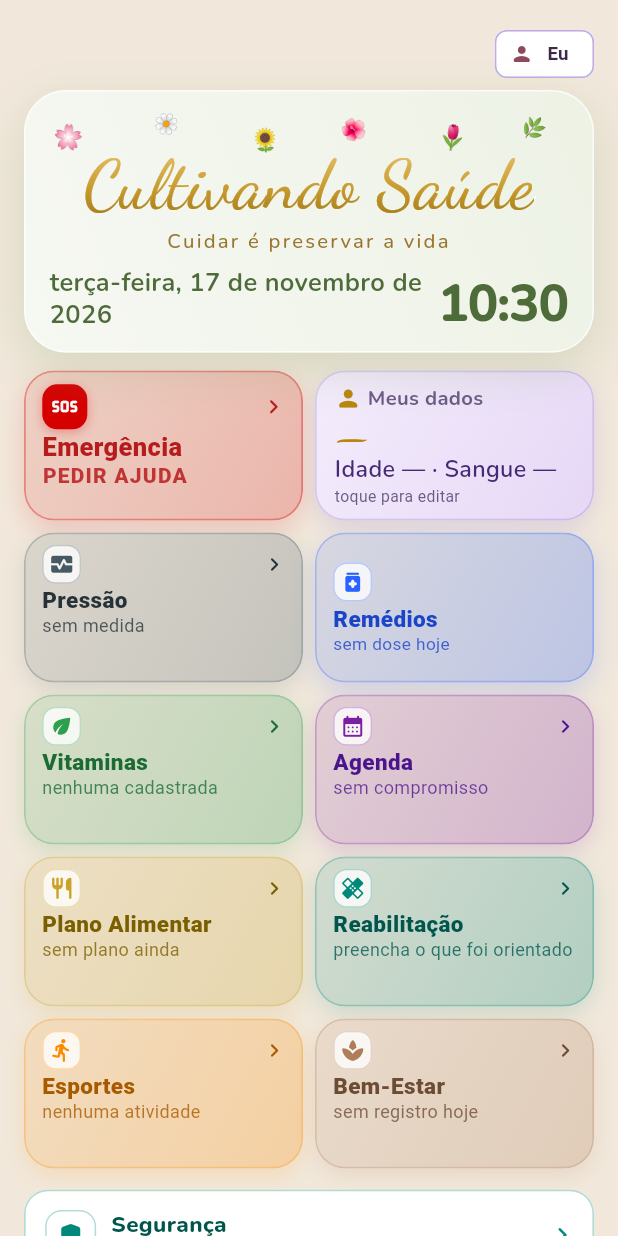
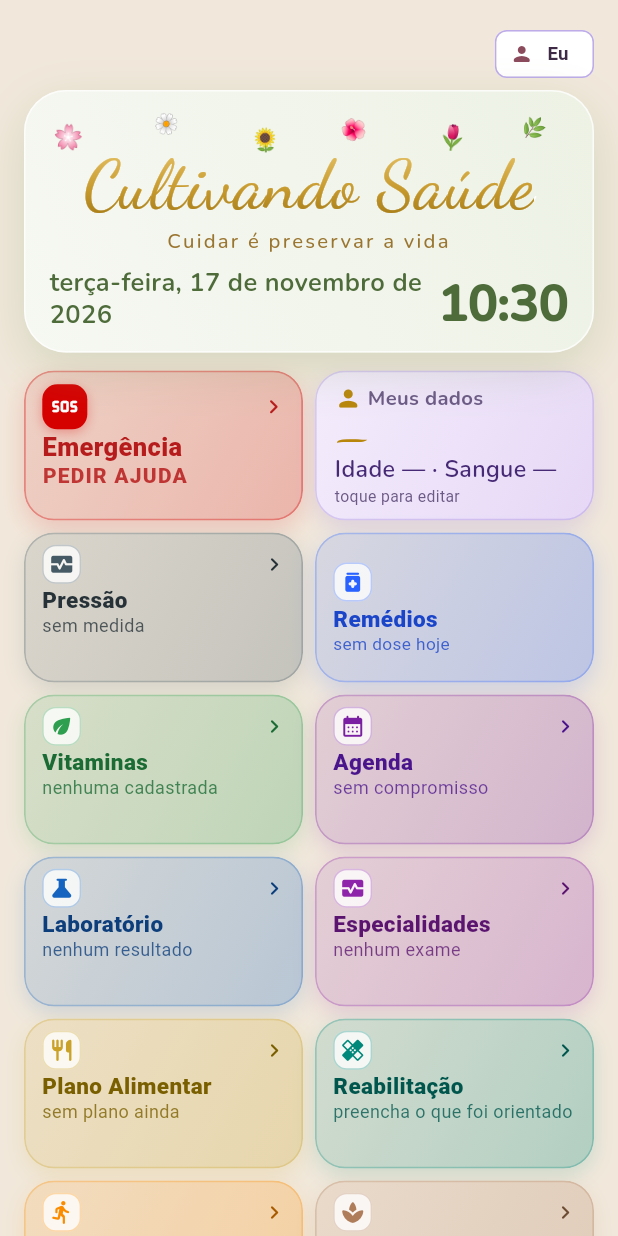
Before and after one commit to ZZ-29/cultivando-saude, a Flutter app: the screen it shows after launch, on a phone screen of 412 x 824 dp. Run offline on Flutter 3.47's test engine with Material 3 defaults, Android fonts, the phone set to English and light mode, and no system bars; our stand-ins replace flutter_local_notifications, flutter_timezone, sqflite, timezone; accounts and stored records are empty.

Commit message:
feat: agenda com avisos 1h/30min, laboratorio e especialidades em cards proprios (v2.1.0)

```diff
--- a/lib/core/theme/card_config.dart
+++ b/lib/core/theme/card_config.dart
@@ -131,6 +131,29 @@ const List<CardConfig> cardsDoDashboard = <CardConfig>[
     rotuloBotao: 'Ver agenda',
   ),
 
+  // 6b — Resultados de laboratório · azul-petróleo (exame clínico)
+  // A Agenda ficou só para horários; os resultados ganharam card próprio.
+  CardConfig(
+    id: 'exames_lab',
+    titulo: 'Laboratório',
+    texto: 'Resultados de exames',
+    icone: Icons.science_rounded,
+    cor: Color(0xFF1565C0),
+    corBotao: Color(0xFF0D3E7C),
+    rotuloBotao: 'Ver resultados',
+  ),
+
+  // 6c — Exames de especialidades · roxo-vinho (imagem e laudo)
+  CardConfig(
+    id: 'exames_especialidade',
+    titulo: 'Especialidades',
+    texto: 'Raio-X, ultrassom e laudos',
+    icone: Icons.monitor_heart_rounded,
+    cor: Color(0xFF8E24AA),
+    corBotao: Color(0xFF5A1470),
+    rotuloBotao: 'Ver exames',
+  ),
+
   // 7 — Plano Alimentar · verde-lima (nutrição, frescor) — 5,5:1 no botão
   CardConfig(
     id: 'alimentacao',
--- a/lib/features/dashboard/presentation/dashboard_page.dart
+++ b/lib/features/dashboard/presentation/dashboard_page.dart
@@ -12,6 +12,9 @@ import '../../../core/widgets/toque_escala.dart';
 import '../../agenda/data/agenda_repositorio.dart';
 import '../../agenda/domain/compromisso.dart';
 import '../../agenda/presentation/agenda_page.dart';
+import '../../exams/data/exames_repositorio.dart';
+import '../../exams/domain/exame.dart';
+import '../../exams/presentation/exames_page.dart';
 import '../../medications/presentation/remedios_page.dart';
 import '../../nutrition/data/plano_repositorio.dart';
 import '../../nutrition/domain/refeicao.dart';
@@ -64,6 +67,8 @@ class _DashboardPageState extends State<DashboardPage> {
   int _refeicoes = 0;
   int _exercicios = 0;
   int _exerciciosFeitos = 0;
+  int _examesLab = 0;
+  int _examesEsp = 0;
   List<Atividade> _itensAtividades = <Atividade>[];
   RegistroBemEstar? _bemEstarHoje;
 
@@ -84,7 +89,23 @@ class _DashboardPageState extends State<DashboardPage> {
       _carregarBemEstar(),
       _carregarPlano(),
       _carregarReabilitacao(),
+      _carregarExames(),
     ]);
+  }
+
+  Future<void> _carregarExames() async {
+    try {
+      final List<Exame> lista = await examesRepo.listar();
+      if (!mounted) return;
+      setState(() {
+        _examesLab = lista
+            .where((Exame e) => e.categoria == CategoriaExame.laboratorial)
+            .length;
+        _examesEsp = lista
+            .where((Exame e) => e.categoria == CategoriaExame.especialidade)
+            .length;
+      });
+    } catch (_) {/* sem banco */}
   }
 
   Future<void> _carregarReabilitacao() async {
@@ -415,9 +436,35 @@ class _DashboardPageState extends State<DashboardPage> {
   Future<void> _abrirSeguranca() =>
       _abrir(const SegurancaPage(), _carregarTudo);
 
+  /// Abre a tela de exames da categoria e, ao voltar, atualiza a contagem.
+  Future<void> _abrirExames(CategoriaExame categoria) => _abrir(
+        ExamesPage(categoria: categoria),
+        _carregarExames,
+      );
+
   /// Cada card simples: texto real (quando há dado) e a tela que abre.
   Widget _card(CardConfig config) {
     switch (config.id) {
+      case 'exames_lab':
+        return ToqueEscala(
+          child: CartaoGrade(
+            config: config,
+            texto: _examesLab == 0
+                ? 'nenhum resultado'
+                : '$_examesLab ${_examesLab == 1 ? 'guardado' : 'guardados'}',
+            aoTocar: () => _abrirExames(CategoriaExame.laboratorial),
+          ),
+        );
+      case 'exames_especialidade':
+        return ToqueEscala(
+          child: CartaoGrade(
+            config: config,
+            texto: _examesEsp == 0
+                ? 'nenhum exame'
+                : '$_examesEsp ${_examesEsp == 1 ? 'guardado' : 'guardados'}',
+            aoTocar: () => _abrirExames(CategoriaExame.especialidade),
+          ),
+        );
       case 'remedios':
         return ToqueEscala(
           child: CartaoRemedios(
--- a/lib/features/exams/domain/exame.dart
+++ b/lib/features/exams/domain/exame.dart
@@ -1,8 +1,12 @@
-/// Um exame (ou resultado) guardado pela pessoa.
+/// Um resultado de exame guardado pela pessoa.
 ///
-/// Guarda também **quem pediu** (médico) e o **local/laboratório**, porque é
-/// o que a pessoa precisa quando leva o exame a outro profissional — a foto do
-/// resultado fica junto, quando houver.
+/// Guarda **quem pediu** (médico), o **local/laboratório** e a **foto do
+/// resultado** — é o que a pessoa precisa quando leva o exame a outro
+/// profissional.
+///
+/// Duas categorias, porque a rotina é diferente e o app separa em dois cards:
+///   • **laboratorial** — sangue, urina, fezes (resultado em papel ou PDF);
+///   • **especialidade** — raio-X, ultrassom, tomografia, endoscopia…
 class Exame {
   const Exame({
     this.id,
@@ -11,6 +15,7 @@ class Exame {
     this.local = '',
     this.medico = '',
     this.foto,
+    this.categoria = CategoriaExame.laboratorial,
   });
 
   final int? id;
@@ -22,16 +27,19 @@ class Exame {
   /// Caminho da foto do resultado (null = sem foto).
   final String? foto;
 
+  final CategoriaExame categoria;
+
   bool get temFoto => (foto ?? '').trim().isNotEmpty;
   bool get temMedico => medico.trim().isNotEmpty;
 
-  Exame copiarCom({int? id}) => Exame(
+  Exame copiarCom({int? id, CategoriaExame? categoria}) => Exame(
         id: id ?? this.id,
         nome: nome,
         quando: quando,
         local: local,
         medico: medico,
         foto: foto,
+        categoria: categoria ?? this.categoria,
       );
 
   Map<String, Object?> paraJson() => <String, Object?>{
@@ -40,6 +48,7 @@ class Exame {
         'local': local,
         'medico': medico,
         'foto': foto,
+        'categoria': categoria.name,
       };
 
   factory Exame.doJson(Map<String, Object?> json) => Exame(
@@ -49,5 +58,41 @@ class Exame {
         local: (json['local'] as String?) ?? '',
         medico: (json['medico'] as String?) ?? '',
         foto: json['foto'] as String?,
+        categoria: CategoriaExame.values.firstWhere(
+          (CategoriaExame c) => c.name == json['categoria'],
+          orElse: () => CategoriaExame.laboratorial,
+        ),
       );
 }
+
+/// As duas famílias de exame — cada uma com seu card.
+enum CategoriaExame { laboratorial, especialidade }
+
+extension CategoriaExameInfo on CategoriaExame {
+  String get titulo => switch (this) {
+        CategoriaExame.laboratorial => 'Resultados de laboratório',
+        CategoriaExame.especialidade => 'Exames de especialidades',
+      };
+
+  String get curto => switch (this) {
+        CategoriaExame.laboratorial => 'Laboratório',
+        CategoriaExame.especialidade => 'Especialidades',
+      };
+
+  String get dica => switch (this) {
+        CategoriaExame.laboratorial =>
+          'Sangue, urina e fezes — com a foto do resultado.',
+        CategoriaExame.especialidade =>
+          'Raio-X, ultrassom, tomografia — com a foto do laudo.',
+      };
+
+  String get exemplo => switch (this) {
+        CategoriaExame.laboratorial => 'Ex.: Hemograma',
+        CategoriaExame.especialidade => 'Ex.: Raio-X do tórax',
+      };
+
+  String get localRotulo => switch (this) {
+        CategoriaExame.laboratorial => 'Laboratório (opcional)',
+        CategoriaExame.especialidade => 'Clínica (opcional)',
+      };
+}
--- a/pubspec.yaml
+++ b/pubspec.yaml
@@ -16,7 +16,7 @@ publish_to: 'none' # Remove this line if you wish to publish to pub.dev
 # https://developer.apple.com/library/archive/documentation/General/Reference/InfoPlistKeyReference/Articles/CoreFoundationKeys.html
 # In Windows, build-name is used as the major, minor, and patch parts
 # of the product and file versions while build-number is used as the build suffix.
-version: 2.0.5+18
+version: 2.1.0+19
 
 environment:
   sdk: ^3.13.7
```
Also changed, not shown: lib/features/agenda/data/notificacoes.dart (added, +40 -0 lines), lib/features/agenda/domain/aviso.dart (added, +39 -0 lines), lib/features/agenda/presentation/agenda_page.dart (+45 -99 lines), lib/features/exams/presentation/exames_page.dart (+20 -11 lines), lib/main.dart (+20 -0 lines), lib/notificacoes_android.dart (added, +114 -0 lines), lib/notificacoes_vazio.dart (added, +18 -0 lines).
